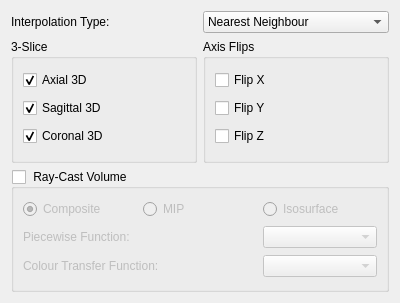
First picture: the form in rtUI/volume3DOptions.ui, repository pengwg/vurtigo, before the edit.
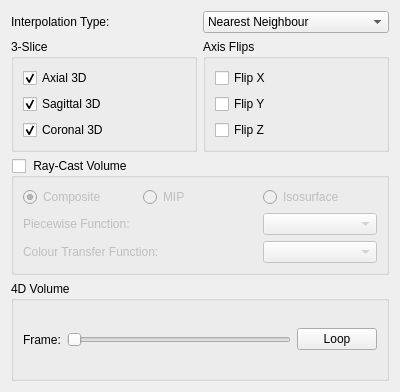
Second picture: the form after the edit.

Commit message:
Cine volume loading BugID:644 Analysis:Completed the cine volume loading
Resolution:

Reviewed by:

What changed in the file:
```diff
--- a/rtUI/volume3DOptions.ui
+++ b/rtUI/volume3DOptions.ui
@@ -7,7 +7,7 @@
     <x>0</x>
     <y>0</y>
     <width>400</width>
-    <height>303</height>
+    <height>392</height>
    </rect>
   </property>
   <property name="windowTitle">
@@ -176,6 +176,42 @@
      </layout>
     </widget>
    </item>
+   <item>
+    <widget class="QGroupBox" name="cineGroupBox">
+     <property name="title">
+      <string>4D Volume</string>
+     </property>
+     <layout class="QHBoxLayout" name="horizontalLayout_3">
+      <item>
+       <widget class="QLabel" name="label_4">
+        <property name="text">
+         <string>Frame:</string>
+        </property>
+       </widget>
+      </item>
+      <item>
+       <widget class="QSlider" name="frameSlider">
+        <property name="orientation">
+         <enum>Qt::Horizontal</enum>
+        </property>
+       </widget>
+      </item>
+      <item>
+       <widget class="QPushButton" name="cineLoopPushButton">
+        <property name="text">
+         <string>Loop</string>
+        </property>
+        <property name="checkable">
+         <bool>true</bool>
+        </property>
+        <property name="checked">
+         <bool>false</bool>
+        </property>
+       </widget>
+      </item>
+     </layout>
+    </widget>
+   </item>
   </layout>
  </widget>
  <resources/>
```
The commit also changes 3 other files.
